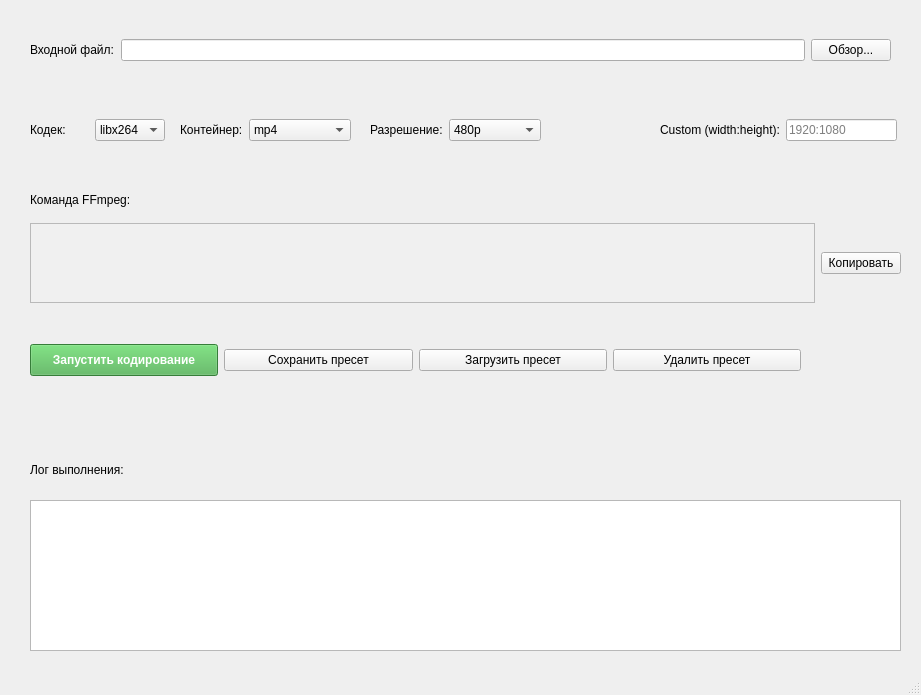
Before: the Qt Designer form mainwindow.ui in VoltusV5/FFMPEG-GUI, drawn with Qt 5.
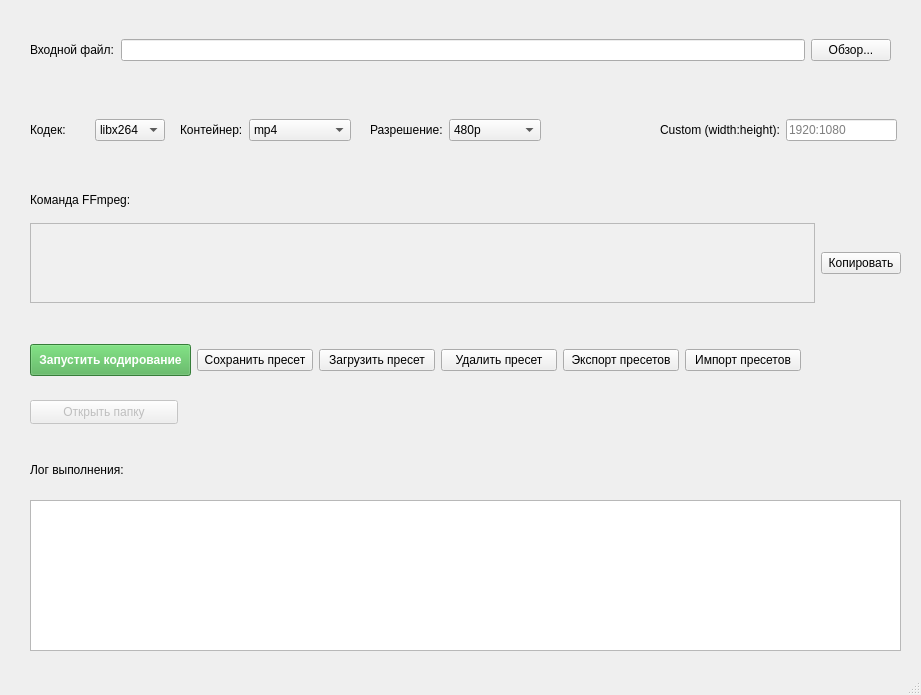
After: the same form once the commit is applied.

Commit message: Add video/audio file types to .gitignore, enhance MainWindow with new features including command editing, preset export/import functionality, and improved UI elements. Update PresetManager to handle descriptions and modify XML structure for presets.

```diff
--- a/mainwindow.ui
+++ b/mainwindow.ui
@@ -281,6 +281,20 @@
        </property>
       </widget>
      </item>
+     <item>
+      <widget class="QPushButton" name="exportPresetButton">
+       <property name="text">
+        <string>Экспорт пресетов</string>
+       </property>
+      </widget>
+     </item>
+     <item>
+      <widget class="QPushButton" name="importPresetButton">
+       <property name="text">
+        <string>Импорт пресетов</string>
+       </property>
+      </widget>
+     </item>
     </layout>
    </widget>
    <widget class="QLabel" name="label_7">
@@ -309,6 +323,22 @@
      <bool>true</bool>
     </property>
    </widget>
+   <widget class="QPushButton" name="openOutputFolderButton">
+    <property name="enabled">
+     <bool>false</bool>
+    </property>
+    <property name="geometry">
+     <rect>
+      <x>30</x>
+      <y>400</y>
+      <width>148</width>
+      <height>24</height>
+     </rect>
+    </property>
+    <property name="text">
+     <string>Открыть папку</string>
+    </property>
+   </widget>
   </widget>
   <widget class="QMenuBar" name="menubar">
    <property name="geometry">
```
Left out of the diff: 7 changed lines with no effect on the pictures. The commit also changes 5 other files.
